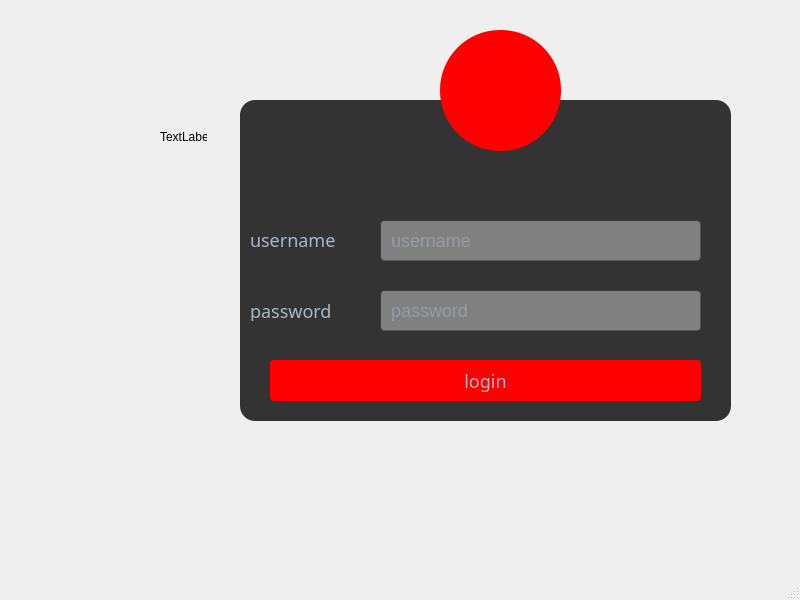
First picture: the form in mainwindow.ui, repository alaaromdhani/GIT, before the edit.
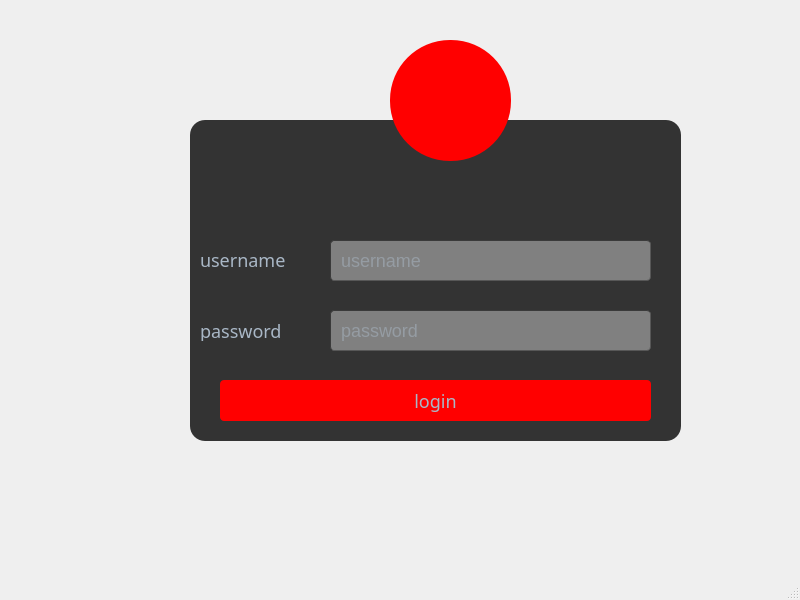
Second picture: the form after the edit. Icons and pictures are not drawn.

```diff
--- a/mainwindow.ui
+++ b/mainwindow.ui
@@ -24,8 +24,8 @@
    <widget class="QFrame" name="frame">
     <property name="geometry">
      <rect>
-      <x>240</x>
-      <y>100</y>
+      <x>190</x>
+      <y>120</y>
       <width>491</width>
       <height>321</height>
      </rect>
@@ -170,8 +170,8 @@
    <widget class="QPushButton" name="pushButton_2">
     <property name="geometry">
      <rect>
-      <x>440</x>
-      <y>30</y>
+      <x>390</x>
+      <y>40</y>
       <width>121</width>
       <height>121</height>
      </rect>
@@ -186,19 +186,6 @@
      <string/>
     </property>
    </widget>
-   <widget class="QLabel" name="label_3">
-    <property name="geometry">
-     <rect>
-      <x>160</x>
-      <y>130</y>
-      <width>47</width>
-      <height>14</height>
-     </rect>
-    </property>
-    <property name="text">
-     <string>TextLabel</string>
-    </property>
-   </widget>
   </widget>
   <widget class="QMenuBar" name="menubar">
    <property name="geometry">
```
